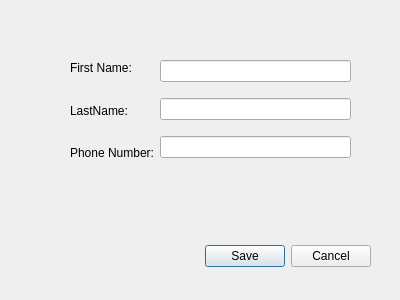
The window that GroupFour_DoctorsOffice/adddoctordialog.ui (KittimasakBunrat/GroupFour_DoctorsOffice) describes before a commit, drawn with Qt 5.
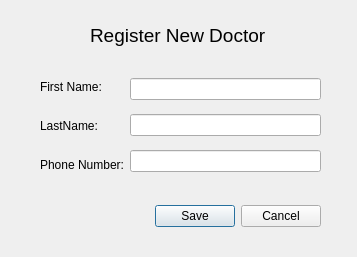
The same window after the commit.

Patch:
```diff
--- a/GroupFour_DoctorsOffice/adddoctordialog.ui
+++ b/GroupFour_DoctorsOffice/adddoctordialog.ui
@@ -6,8 +6,8 @@
    <rect>
     <x>0</x>
     <y>0</y>
-    <width>400</width>
-    <height>300</height>
+    <width>357</width>
+    <height>257</height>
    </rect>
   </property>
   <property name="windowTitle">
@@ -16,8 +16,8 @@
   <widget class="QDialogButtonBox" name="add_doctor_buttonBox">
    <property name="geometry">
     <rect>
-     <x>30</x>
-     <y>240</y>
+     <x>-20</x>
+     <y>200</y>
      <width>341</width>
      <height>32</height>
     </rect>
@@ -32,10 +32,10 @@
   <widget class="QWidget" name="layoutWidget">
    <property name="geometry">
     <rect>
-     <x>70</x>
-     <y>50</y>
+     <x>40</x>
+     <y>70</y>
      <width>281</width>
-     <height>121</height>
+     <height>111</height>
     </rect>
    </property>
    <layout class="QHBoxLayout" name="horizontalLayout">
@@ -79,6 +79,24 @@
     </item>
    </layout>
   </widget>
+  <widget class="QLabel" name="label">
+   <property name="geometry">
+    <rect>
+     <x>90</x>
+     <y>20</y>
+     <width>181</width>
+     <height>31</height>
+    </rect>
+   </property>
+   <property name="font">
+    <font>
+     <pointsize>14</pointsize>
+    </font>
+   </property>
+   <property name="text">
+    <string>Register New Doctor</string>
+   </property>
+  </widget>
  </widget>
  <tabstops>
   <tabstop>first_name_edit</tabstop>
```
